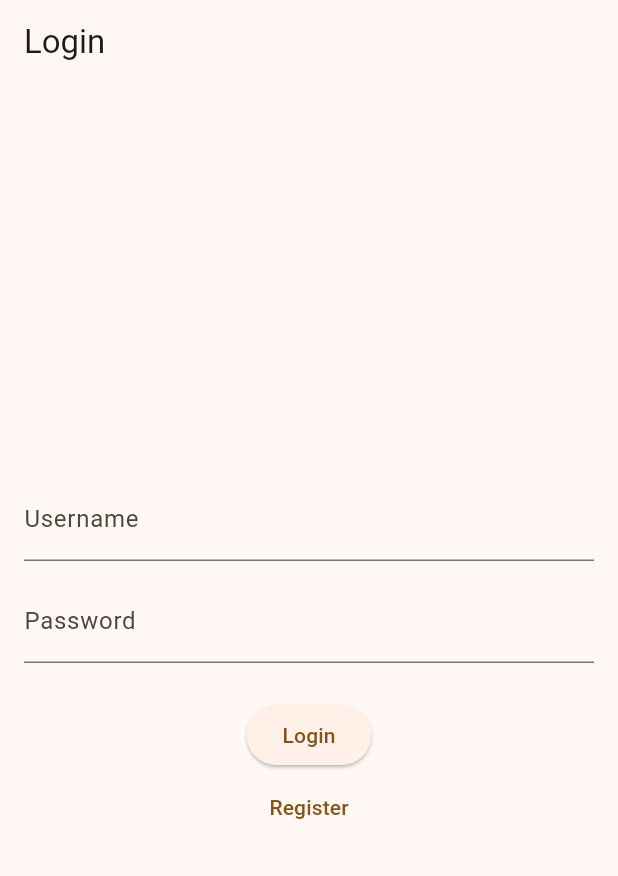
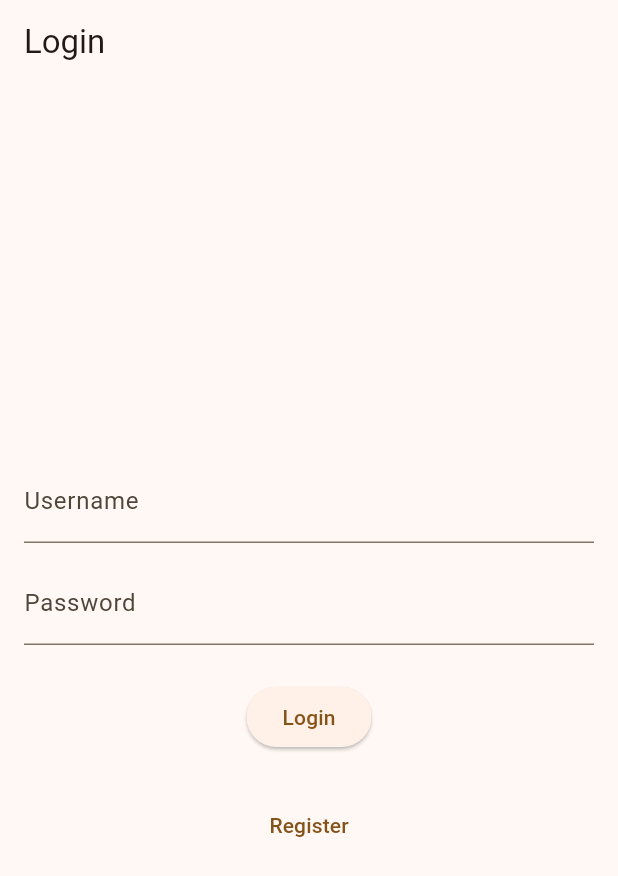
Before and after one commit to Frmeta/inventory-game-mobile, a Flutter app: the screen it shows after launch, on a phone screen of 412 x 824 dp. Shown: the top 876 px of the screen. Run offline on Flutter 3.47's test engine with Material 2 defaults, Android fonts, the phone set to English and light mode, and no system bars; missing offline and left inert: pbp_django_auth.

Commit message:
Finishing Assignment 9

```diff
--- a/lib/screens/detail.dart
+++ b/lib/screens/detail.dart
@@ -30,6 +30,7 @@ class Detail extends StatelessWidget {
             mainAxisAlignment: MainAxisAlignment.start,
             crossAxisAlignment: CrossAxisAlignment.start,
             children: [
+
               Text(
                 name,
                 style: const TextStyle(
--- a/lib/screens/list_item.dart
+++ b/lib/screens/list_item.dart
@@ -198,7 +198,7 @@ class _ItemPageState extends State<ItemPage> {
                                       ),
                                     ),
                             onTap: () {
-                              Navigator.pushReplacement(
+                              Navigator.push(
                                   context,
                                   MaterialPageRoute(
                                     builder: (context) => Detail(
@@ -206,7 +206,7 @@ class _ItemPageState extends State<ItemPage> {
                                       name: snapshot.data![index].fields.name,
                                       amount: snapshot.data![index].fields.amount.toString(),
                                       description: snapshot.data![index].fields.description,
-                                      dateAdded: snapshot.data![index].fields.date_added.toString(),
+                                      dateAdded: snapshot.data![index].fields.dateAdded.toString(),
                                     )
                                   )
                                 );
--- a/lib/screens/login.dart
+++ b/lib/screens/login.dart
@@ -117,7 +117,7 @@ class LoginPageState extends State<LoginPage> {
                         ),
 
 
-                        //const SizedBox(height: 24.0),
+                        const SizedBox(height: 24.0),
 
 
                         TextButton(
--- a/lib/screens/menu.dart
+++ b/lib/screens/menu.dart
@@ -53,7 +53,6 @@ class MyHomePage extends StatelessWidget {
     ItemDisplay(Icons.sports_bar),
     ItemDisplay(Icons.casino),
   ];
-
 
   @override
   Widget build(BuildContext context) {
@@ -121,7 +120,6 @@ class MyHomePage extends StatelessWidget {
   }
 }
 
-
 class ItemDisplayCard extends StatelessWidget {
   final ItemDisplay itemDisplay;
 
```
Also changed, not shown: 1 other file.
